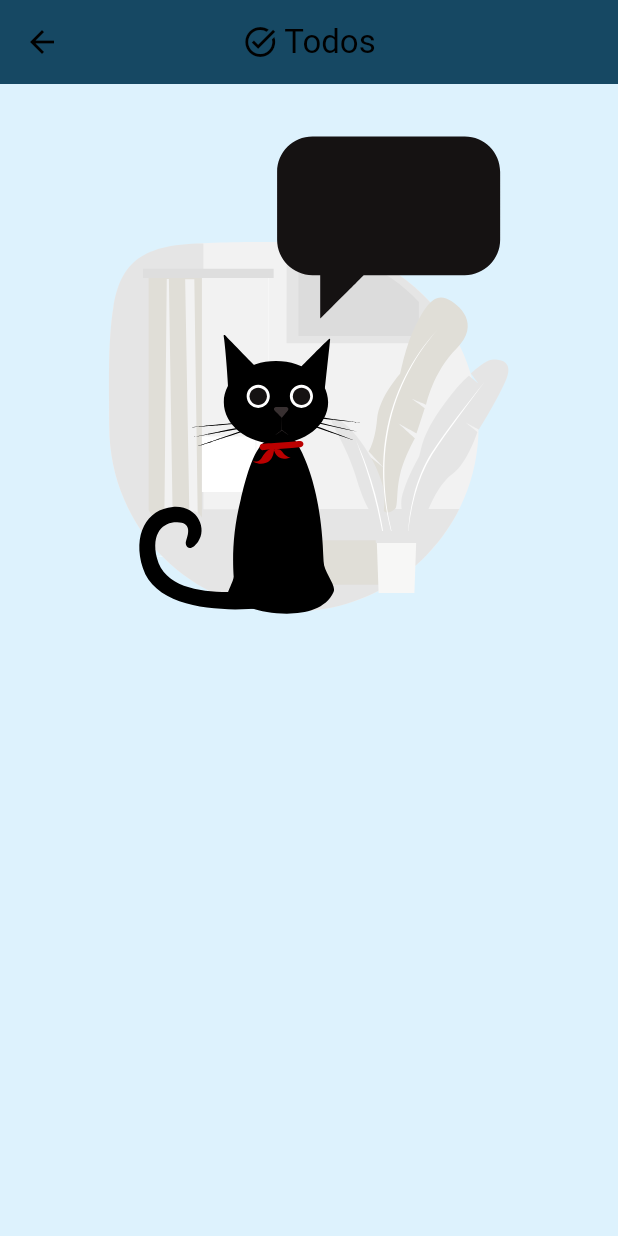
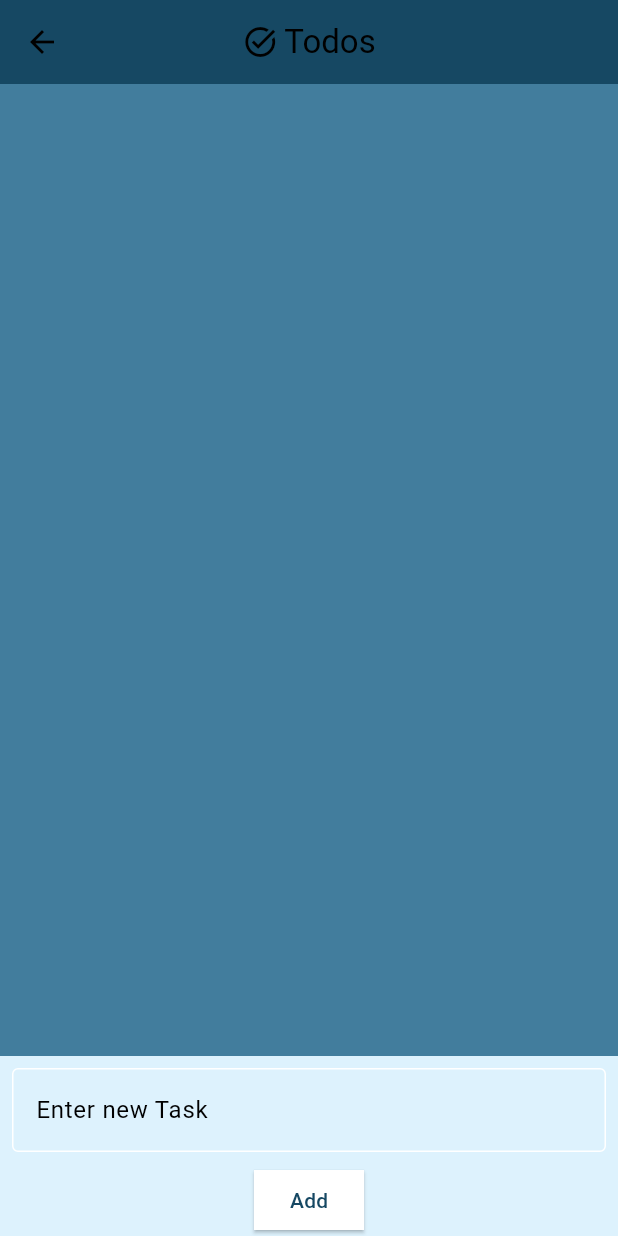
Before and after one commit to H11TM4N/notes_app, a Flutter app: the screen it shows after launch, after a tap on the "format list bulleted" icon, on a phone screen of 412 x 824 dp. Run offline on Flutter 3.47's test engine with Material 3 defaults, Android fonts, the phone set to English and light mode, and no system bars; our stand-ins replace equatable, flutter_bloc, flutter_slidable, lottie, shared_preferences.

Commit message:
Update todo bloc

```diff
--- a/lib/logic/blocs/blocs.dart
+++ b/lib/logic/blocs/blocs.dart
@@ -9,3 +9,7 @@ export './theme_bloc/theme_state.dart';
 export './user_bloc/user_bloc.dart';
 export './user_bloc/user_event.dart';
 export './user_bloc/user_state.dart';
+
+export './todo_bloc/todo_bloc.dart';
+export './todo_bloc/todo_event.dart';
+export './todo_bloc/todo_state.dart';
--- a/lib/logic/blocs/todo_bloc/todo_state.dart
+++ b/lib/logic/blocs/todo_bloc/todo_state.dart
@@ -1,39 +1,30 @@
+// ignore_for_file: public_member_api_docs, sort_constructors_firs
 import 'package:equatable/equatable.dart';
+import 'package:notes_app/data/constants/enums.dart';
 import 'package:notes_app/data/models/models.dart';
 
 class TodoState extends Equatable {
   final List<Todo> todos;
+  final TodoStatus todoStatus;
 
   const TodoState({
     this.todos = const [],
+    this.todoStatus = TodoStatus.initial,
   });
 
   @override
-  List<Object?> get props => [todos];
-}
+  List<Object?> get props => [todos, todoStatus];
 
-class TodoInitial extends TodoState {}
-
-class TodoLoading extends TodoState {}
-
-class TodoLoadSuccess extends TodoState {
-  final List<Todo> loadedTodos;
-
-  const TodoLoadSuccess({
-    required this.loadedTodos,
-  }) : super(todos: loadedTodos);
+  TodoState copyWith({
+    List<Todo>? todos,
+    TodoStatus? todoStatus,
+  }) {
+    return TodoState(
+      todos: todos ?? this.todos,
+      todoStatus: todoStatus ?? this.todoStatus,
+    );
+  }
 
   @override
-  List<Object?> get props => [loadedTodos];
+  bool get stringify => true;
 }
-
-class TodoLoadFailure extends TodoState {
-  final String error;
-
-  const TodoLoadFailure({
-    required this.error,
-  });
-
-  @override
-  List<Object?> get props => [error];
-}
--- /dev/null
+++ b/lib/logic/repositories/todo_repository/todo_repo.dart
@@ -0,0 +1,24 @@
+import 'package:notes_app/data/models/models.dart';
+import 'package:notes_app/logic/blocs/blocs.dart';
+
+class TodoRepository {
+  final TodoBloc todoBloc;
+
+  TodoRepository(this.todoBloc);
+
+  void addTodo(Todo todo) {
+    todoBloc.add(AddTodoEvent(todo: todo));
+  }
+
+  void removeTodo(Todo todo) {
+    todoBloc.add(RemoveTodoEvent(todo: todo));
+  }
+
+  void editTodo(int index, Todo updatedTodo) {
+    todoBloc.add(EditTodoEvent(index: index, updatedTodo: updatedTodo));
+  }
+
+  void toggleCompletion(int index) {
+    todoBloc.add(ToggleCompletionEvent(index: index));
+  }
+}
--- a/lib/main.dart
+++ b/lib/main.dart
@@ -29,6 +29,10 @@ class MyApp extends StatelessWidget {
         BlocProvider(
           create: (context) => ThemeBloc(),
         ),
+        BlocProvider(
+          create: (context) => TodoBloc(),
+          // lazy: false,
+        ),
       ],
       child: BlocBuilder<ThemeBloc, ThemeState>(
         builder: (context, state) {
--- a/lib/presentation/features/todos/pages/todo_page.dart
+++ b/lib/presentation/features/todos/pages/todo_page.dart
@@ -1,5 +1,9 @@
 import 'package:flutter/material.dart';
-import 'package:lottie/lottie.dart';
+import 'package:flutter_bloc/flutter_bloc.dart';
+import 'package:notes_app/common/common.dart';
+import 'package:notes_app/data/models/models.dart';
+import 'package:notes_app/logic/blocs/blocs.dart';
+import 'package:notes_app/logic/repositories/todo_repository/todo_repo.dart';
 
 class TodoPage extends StatefulWidget {
   const TodoPage({super.key});
@@ -9,6 +13,17 @@ class TodoPage extends StatefulWidget {
 }
 
 class _TodoPageState extends State<TodoPage> {
+  final TextEditingController _controller = TextEditingController();
+
+  late TodoRepository todoRepository;
+
+  @override
+  void initState() {
+    super.initState();
+    final todoBloc = context.read<TodoBloc>();
+    todoRepository = TodoRepository(todoBloc);
+  }
+
   @override
   Widget build(BuildContext context) {
     final theme = Theme.of(context).colorScheme;
@@ -26,10 +41,46 @@ class _TodoPageState extends State<TodoPage> {
         ),
       ),
       backgroundColor: theme.background,
-      body: ListView(
-        children: [
-          Lottie.asset('assets/json/error.json'),
-        ],
+      body: BlocBuilder<TodoBloc, TodoState>(
+        builder: (context, state) {
+          return Column(
+            children: [
+              Flexible(
+                child: Container(
+                  color: theme.secondary,
+                  child: ListView.builder(
+                    itemCount: state.todos.length,
+                    itemBuilder: (context, index) {
+                      final todo = state.todos[index];
+                      return KListTile(
+                          title: todo.title,
+                          onTap: () {},
+                          tileColor: theme.primary);
+                    },
+                  ),
+                ),
+              ),
+              Column(
+                children: [
+                  KtextField(
+                    controller: _controller,
+                    hintText: 'Enter new Task',
+                  ),
+                  ElevatedButton(
+                      onPressed: () {
+                        todoRepository.addTodo(Todo(
+                          title: _controller.text,
+                          isCompleted: false,
+                        ));
+                      },
+                      style: ElevatedButton.styleFrom(
+                          shape: const RoundedRectangleBorder()),
+                      child: const Text('Add')),
+                ],
+              ),
+            ],
+          );
+        },
       ),
     );
   }
```
Also changed, not shown: lib/logic/blocs/todo_bloc/todo_bloc.dart (+15 -15 lines).
